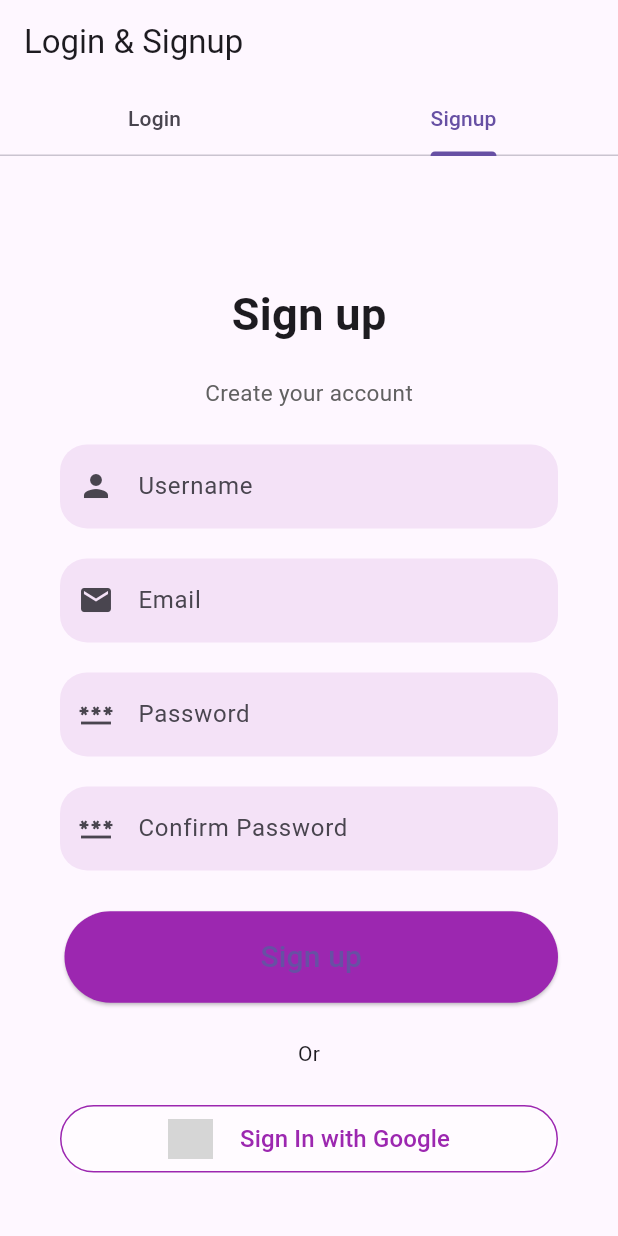
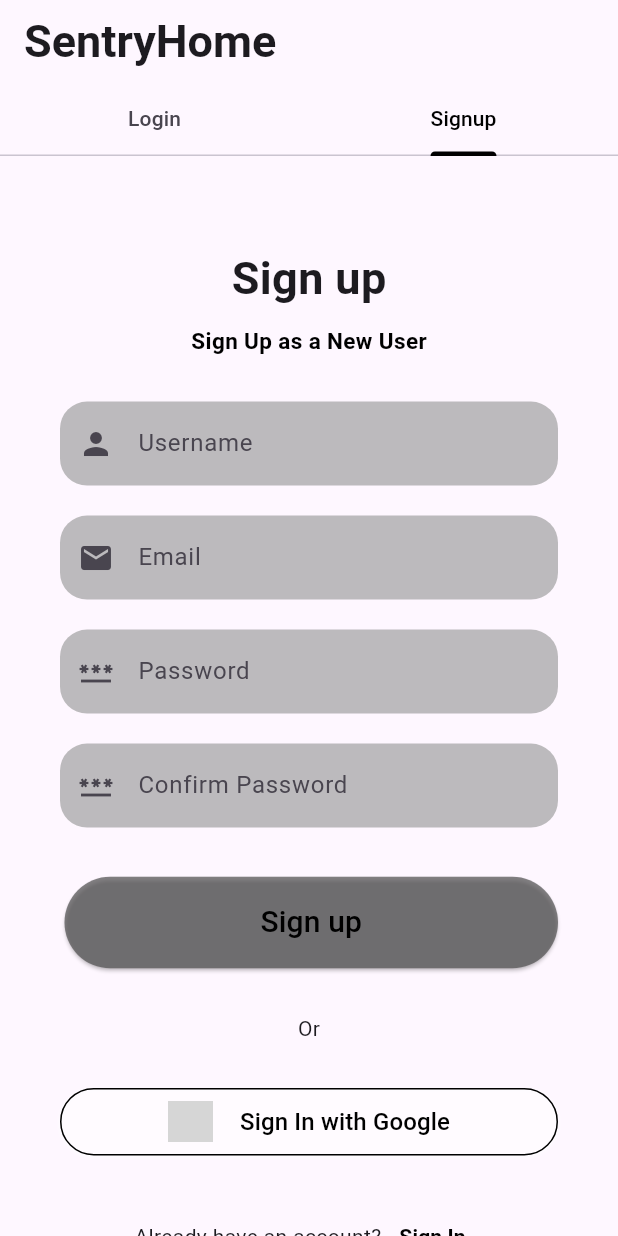
Before and after one commit to subhamshr/SentryHome, a Flutter app: the screen it shows after launch, tab 2 chosen, on a phone screen of 412 x 824 dp. Run offline on Flutter 3.47's test engine with Material 3 defaults, Android fonts, the phone set to English and light mode, and no system bars; grey boxes are pictures that could not be loaded.

Commit message:
changed app colors

```diff
--- a/lib/main.dart
+++ b/lib/main.dart
@@ -1,4 +1,7 @@
+import 'dart:ui';
+
 import 'package:flutter/material.dart';
+import 'package:flutter/widgets.dart';
 
 void main() {
   runApp(const MyApp());
@@ -16,8 +19,13 @@ class MyApp extends StatelessWidget {
         length: 2,
         child: Scaffold(
           appBar: AppBar(
-            title: const Text('Login & Signup'),
+            title: const Text(
+              'SentryHome',
+              style: TextStyle(fontWeight: FontWeight.bold, fontSize: 30),
+            ),
             bottom: const TabBar(
+              indicatorColor: Colors.black,
+              labelColor: Colors.black,
               tabs: [
                 Tab(text: 'Login'),
                 Tab(text: 'Signup'),
@@ -44,8 +52,9 @@ class LoginPage extends StatelessWidget {
     return MaterialApp(
       debugShowCheckedModeBanner: false,
       home: Scaffold(
+        resizeToAvoidBottomInset: false,
         body: Container(
-          margin: const EdgeInsets.all(24),
+          padding: const EdgeInsets.all(24),
           child: Column(
             mainAxisAlignment: MainAxisAlignment.spaceEvenly,
             children: [
@@ -67,7 +76,10 @@ class LoginPage extends StatelessWidget {
           "Welcome Back",
           style: TextStyle(fontSize: 40, fontWeight: FontWeight.bold),
         ),
-        Text("Enter your credential to login"),
+        Text(
+          "Enter your credential to login",
+          style: TextStyle(fontWeight: FontWeight.bold),
+        ),
       ],
     );
   }
@@ -82,7 +94,7 @@ class LoginPage extends StatelessWidget {
               border: OutlineInputBorder(
                   borderRadius: BorderRadius.circular(18),
                   borderSide: BorderSide.none),
-              fillColor: Colors.purple.withOpacity(0.1),
+              fillColor: const Color.fromRGBO(160, 160, 160, 0.7),
               filled: true,
               prefixIcon: const Icon(Icons.person)),
         ),
@@ -93,7 +105,7 @@ class LoginPage extends StatelessWidget {
             border: OutlineInputBorder(
                 borderRadius: BorderRadius.circular(18),
                 borderSide: BorderSide.none),
-            fillColor: Colors.purple.withOpacity(0.1),
+            fillColor: const Color.fromRGBO(160, 160, 160, 0.7),
             filled: true,
             prefixIcon: const Icon(Icons.password),
           ),
@@ -105,11 +117,12 @@ class LoginPage extends StatelessWidget {
           style: ElevatedButton.styleFrom(
             shape: const StadiumBorder(),
             padding: const EdgeInsets.symmetric(vertical: 16),
-            backgroundColor: Colors.purple,
+            backgroundColor: const Color.fromRGBO(79, 79, 79, 0.7),
           ),
           child: const Text(
             "Login",
-            style: TextStyle(fontSize: 20),
+            style: TextStyle(
+                fontSize: 20, color: Colors.black, fontWeight: FontWeight.bold),
           ),
         )
       ],
@@ -121,7 +134,7 @@ class LoginPage extends StatelessWidget {
       onPressed: () {},
       child: const Text(
         "Forgot password?",
-        style: TextStyle(color: Colors.purple),
+        style: TextStyle(color: Colors.black),
       ),
     );
   }
@@ -135,7 +148,8 @@ class LoginPage extends StatelessWidget {
             onPressed: () {},
             child: const Text(
               "Sign Up",
-              style: TextStyle(color: Colors.purple),
+              style:
+                  TextStyle(color: Colors.black, fontWeight: FontWeight.bold),
             ))
       ],
     );
@@ -159,22 +173,25 @@ class SignupPage extends StatelessWidget {
               mainAxisAlignment: MainAxisAlignment.spaceEvenly,
               crossAxisAlignment: CrossAxisAlignment.stretch,
               children: <Widget>[
-                Column(
+                const Column(
                   children: <Widget>[
-                    const SizedBox(height: 60.0),
-                    const Text(
+                    SizedBox(height: 30.0),
+                    Text(
                       "Sign up",
                       style: TextStyle(
                         fontSize: 30,
                         fontWeight: FontWeight.bold,
                       ),
                     ),
-                    const SizedBox(
-                      height: 20,
+                    SizedBox(
+                      height: 10,
                     ),
                     Text(
-                      "Create your account",
-                      style: TextStyle(fontSize: 15, color: Colors.grey[700]),
+                      "Sign Up as a New User",
+                      style: TextStyle(
+                          fontSize: 15,
+                          color: Colors.black,
+                          fontWeight: FontWeight.bold),
                     )
                   ],
                 ),
@@ -186,7 +203,7 @@ class SignupPage extends StatelessWidget {
                           border: OutlineInputBorder(
                               borderRadius: BorderRadius.circular(18),
                               borderSide: BorderSide.none),
-                          fillColor: Colors.purple.withOpacity(0.1),
+                          fillColor: const Color.fromRGBO(160, 160, 160, 0.7),
                           filled: true,
                           prefixIcon: const Icon(Icons.person)),
                     ),
@@ -197,7 +214,7 @@ class SignupPage extends StatelessWidget {
                           border: OutlineInputBorder(
                               borderRadius: BorderRadius.circular(18),
                               borderSide: BorderSide.none),
-                          fillColor: Colors.purple.withOpacity(0.1),
+                          fillColor: const Color.fromRGBO(160, 160, 160, 0.7),
                           filled: true,
                           prefixIcon: const Icon(Icons.email)),
                     ),
@@ -208,7 +225,7 @@ class SignupPage extends StatelessWidget {
                         border: OutlineInputBorder(
                             borderRadius: BorderRadius.circular(18),
                             borderSide: BorderSide.none),
-                        fillColor: Colors.purple.withOpacity(0.1),
+                        fillColor: const Color.fromRGBO(160, 160, 160, 0.7),
                         filled: true,
                         prefixIcon: const Icon(Icons.password),
                       ),
@@ -221,7 +238,7 @@ class SignupPage extends StatelessWidget {
                         border: OutlineInputBorder(
                             borderRadius: BorderRadius.circular(18),
                             borderSide: BorderSide.none),
-                        fillColor: Colors.purple.withOpacity(0.1),
+                        fillColor: const Color.fromRGBO(160, 160, 160, 0.7),
                         filled: true,
                         prefixIcon: const Icon(Icons.password),
                       ),
@@ -233,14 +250,14 @@ class SignupPage extends StatelessWidget {
                     padding: const EdgeInsets.only(top: 3, left: 3),
                     child: ElevatedButton(
                       onPressed: () {},
-                      child: Text(
-                        "Sign up",
-                        style: TextStyle(fontSize: 20),
-                      ),
                       style: ElevatedButton.styleFrom(
                         shape: const StadiumBorder(),
                         padding: const EdgeInsets.symmetric(vertical: 16),
-                        backgroundColor: Colors.purple,
+                        backgroundColor: const Color.fromRGBO(79, 79, 79, 0.7),
+                      ),
+                      child: const Text(
+                        "Sign up",
+                        style: TextStyle(fontSize: 20, color: Colors.black),
                       ),
                     )),
                 const Center(child: Text("Or")),
@@ -248,9 +265,7 @@ class SignupPage extends StatelessWidget {
                   height: 45,
                   decoration: BoxDecoration(
                     borderRadius: BorderRadius.circular(25),
-                    border: Border.all(
-                      color: Colors.purple,
-                    ),
+                    border: Border.all(color: Colors.black),
                     boxShadow: [
                       BoxShadow(
                         color: Colors.white.withOpacity(0.5),
@@ -282,7 +297,7 @@ class SignupPage extends StatelessWidget {
                           "Sign In with Google",
                           style: TextStyle(
                             fontSize: 16,
-                            color: Colors.purple,
+                            color: Colors.black,
                           ),
                         ),
                       ],
@@ -296,8 +311,9 @@ class SignupPage extends StatelessWidget {
                     TextButton(
                         onPressed: () {},
                         child: const Text(
-                          "Login",
-                          style: TextStyle(color: Colors.purple),
+                          "Sign In",
+                          style: TextStyle(
+                              color: Colors.black, fontWeight: FontWeight.bold),
                         ))
                   ],
                 )
```
Also changed, not shown: 1 other file.
